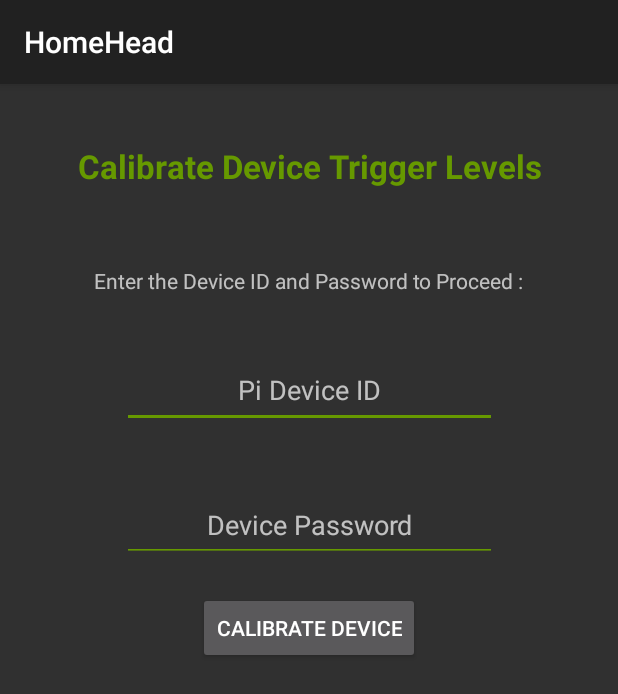
After one commit to paddyburns79/HomeHead_Android_App, an Android app: the CalibrateDeviceNoiseThresholdActivity screen opened directly, with no data from a screen before it, on a phone screen of 412 x 824 dp. The commit adds this screen. Shown: the top 694 px of the screen. Run offline under Robolectric (Android 15) with nearby library versions, the phone set to English and light mode, and no system bars; libraries missing offline, so code that uses them is left out: com.jcraft.jsch.

Commit message:
Use of Custom Dialogs to allow users to input data Change of app theme (Holo) Device Calibration Function with responsive output based on calibration status

```diff
--- a/app/src/main/AndroidManifest.xml
+++ b/app/src/main/AndroidManifest.xml
@@ -12,7 +12,8 @@
         android:roundIcon="@mipmap/homehead_launcher_round"
         android:supportsRtl="true"
         android:theme="@style/Theme.AppCompat">
-       <!-- android:theme="@style/Theme.AppCompat.Light -->
+
+        <!-- android:theme="@style/Theme.AppCompat.Light -->
         <activity android:name=".MainActivity">
             <intent-filter>
                 <action android:name="android.intent.action.MAIN" />
@@ -46,7 +47,8 @@
         <activity android:name=".StopDeviceListeningActivity" />
         <activity android:name=".SystemShutdownActivity" />
         <activity android:name=".DeviceConfigMainMenuActivity" />
-        <activity android:name=".AddEditIPAddressActivity"></activity>
+        <activity android:name=".AddEditIPAddressActivity" />
+        <activity android:name=".CalibrateDeviceNoiseThresholdActivity"></activity>
     </application>
 
 </manifest>
--- /dev/null
+++ b/app/src/main/java/com/paddy/homehead/CalibrateDeviceNoiseThresholdActivity.java
@@ -0,0 +1,167 @@
+package com.paddy.homehead;
+
+import android.content.Context;
+import android.content.SharedPreferences;
+import android.os.AsyncTask;
+import android.support.design.widget.Snackbar;
+import android.support.v7.app.AppCompatActivity;
+import android.os.Bundle;
+import android.util.Log;
+import android.view.View;
+import android.widget.Button;
+import android.widget.EditText;
+
+import com.google.android.gms.common.util.IOUtils;
+import com.jcraft.jsch.Channel;
+import com.jcraft.jsch.ChannelExec;
+import com.jcraft.jsch.JSch;
+import com.jcraft.jsch.JSchException;
+import com.jcraft.jsch.Session;
+
+import java.io.ByteArrayOutputStream;
+import java.io.DataInputStream;
+import java.io.DataOutputStream;
+import java.io.IOException;
+import java.io.InputStream;
+import java.io.PrintStream;
+import java.io.StringWriter;
+import java.util.Properties;
+
+public class CalibrateDeviceNoiseThresholdActivity extends AppCompatActivity {
+
+    // Strings to accept user input data
+    String deviceId, ipAddress, devicePassword;
+    int configCycles = 1;
+
+    // Input values to hold input field data
+    EditText deviceIdInput;
+    EditText devicePasswordInput;
+
+    @Override
+    protected void onCreate(Bundle savedInstanceState) {
+        super.onCreate(savedInstanceState);
+        setContentView(R.layout.activity_calibrate_device_noise_threshold);
+
+        // linking input values to each input field
+        deviceIdInput = (EditText) findViewById(R.id.calibrate_device_deviceID_textbox);
+        devicePasswordInput = (EditText) findViewById(R.id.calibrate_device_device_PW_textbox);
+
+        Button btnStart = findViewById(R.id.button_calibrate_device);
+        btnStart.setOnClickListener(new View.OnClickListener() {
+            //start execution of ssh commands
+            @Override
+            public void onClick(View v){
+                // retrieval of input field data on button click
+                deviceId = deviceIdInput.getText().toString();
+                devicePassword = devicePasswordInput.getText().toString();
+
+                // Accessing SharedPreferences Data (Stored Device RBP IP Address)
+                SharedPreferences ipAddressSharedPref = getSharedPreferences("device_ip_shared_pref", Context.MODE_PRIVATE);
+                ipAddress = ipAddressSharedPref.getString("rbp_ip_address", "");
+
+                final String TAG = "TESTING";
+
+                new AsyncTask<Integer, Void, Void>(){
+                    @Override
+                    protected Void doInBackground(Integer... params) {
+                        try {
+                            executeSSHCommandCalibrateDevice();
+                        } catch (Exception e) {
+                            e.printStackTrace();
+                        }
+                        return null;
+                    }
+                }.execute(1);
+            }
+        });
+    }
+
+    /**
+     * Method to execute a command to calibrate the device audio parameters (listening)
+     */
+    public void executeSSHCommandCalibrateDevice(){
+        String user = deviceId;
+        String password = devicePassword;
+        String host = ipAddress;
+        int port=22;
+        try{
+
+            JSch jsch = new JSch();
+            Session session = jsch.getSession(user, host, port);
+            session.setPassword(password);
+            session.setConfig("StrictHostKeyChecking", "no");
+            session.setTimeout(10000);
+            session.connect();
+            ChannelExec channel = (ChannelExec)session.openChannel("exec");
+            channel.setCommand("cd sopare; python test/test_audio.py");
+            channel.connect();
+            //channel.disconnect();
+
+            // Snackbar output display to indicate calibration status
+            while ((configCycles ==1) && (channel.isClosed()==false)) {
+                Snackbar.make(findViewById(android.R.id.content),
+                        "Processing Request"+channel.getExitStatus()+channel.isClosed(), Snackbar.LENGTH_LONG)
+                        .setAction("Action", null).show();
+           }
+           // failsafe to ensure config cycle only runs once
+            configCycles++;
+            Snackbar.make(findViewById(android.R.id.content),
+                    "Device is calibrated"+channel.getExitStatus()+channel.isClosed(), Snackbar.LENGTH_LONG)
+                    .setAction("Action", null).show();
+        }
+        catch(JSchException e){
+            // Snackbar to indicate connection status (failure) and show the error in the UI
+            Snackbar.make(findViewById(android.R.id.content),
+                    "Error. Please check details entered (incl. Rasperry Pi IP Address stored) or your internet connection",
+                    Snackbar.LENGTH_LONG)
+                    .setDuration(20000).setAction("Action", null).show();
+        }
+    }
+
+
+
+/*
+
+
+
+    public String executeSSHCommandCalibrateDevice() throws Exception {
+        String user = deviceId;
+        String password = devicePassword;
+        String host = ipAddress;
+        int port=22;
+
+        JSch jsch = new JSch();
+        Session session = jsch.getSession(user, host, port);
+        session.setPassword(password);
+
+        // Avoid asking for key confirmation
+        Properties prop = new Properties();
+        prop.put("StrictHostKeyChecking", "no");
+        session.setConfig(prop);
+
+        session.connect();
+
+        // SSH Channel
+        ChannelExec channelssh = (ChannelExec)
+                session.openChannel("exec");
+        ByteArrayOutputStream baos = new ByteArrayOutputStream();
+        channelssh.setOutputStream(baos);
+
+        // Execute command
+        channelssh.setCommand("cd sopare; python test/test_audio.py");
+        channelssh.connect();
+        //channelssh.disconnect();
+
+        // Snackbar to indicate connection status : success
+        */
+/*Snackbar.make(findViewById(android.R.id.content),
+                "Device is calibrated : " +baos.toString(), Snackbar.LENGTH_LONG)
+                .setAction("Action", null).show();*//*
+
+
+        return baos.toString();
+
+    }
+*/
+
+}
--- /dev/null
+++ b/app/src/main/res/layout/activity_calibrate_device_noise_threshold.xml
@@ -0,0 +1,83 @@
+<?xml version="1.0" encoding="utf-8"?>
+<android.support.constraint.ConstraintLayout xmlns:android="http://schemas.android.com/apk/res/android"
+    xmlns:app="http://schemas.android.com/apk/res-auto"
+    xmlns:tools="http://schemas.android.com/tools"
+    android:layout_width="match_parent"
+    android:layout_height="match_parent"
+    tools:context=".CalibrateDeviceNoiseThresholdActivity">
+
+    <TextView
+        android:id="@+id/calibrate_noise_activity_textview"
+        android:layout_width="wrap_content"
+        android:layout_height="wrap_content"
+        android:layout_marginEnd="8dp"
+        android:layout_marginStart="8dp"
+        android:layout_marginTop="40dp"
+        android:text="@string/calibrate_device_noise_trigger_levels"
+        android:textAlignment="center"
+        android:textColor="@android:color/holo_green_dark"
+        android:textSize="22sp"
+        android:textStyle="bold"
+        app:layout_constraintEnd_toEndOf="parent"
+        app:layout_constraintStart_toStartOf="parent"
+        app:layout_constraintTop_toTopOf="parent" />
+
+    <TextView
+        android:id="@+id/start_deviceInfo_label"
+        android:layout_width="wrap_content"
+        android:layout_height="18dp"
+        android:layout_marginEnd="8dp"
+        android:layout_marginStart="8dp"
+        android:layout_marginTop="52dp"
+        android:text="@string/enter_device_info"
+        app:layout_constraintEnd_toEndOf="parent"
+        app:layout_constraintStart_toStartOf="parent"
+        app:layout_constraintTop_toBottomOf="@+id/calibrate_noise_activity_textview" />
+
+    <EditText
+        android:id="@+id/calibrate_device_deviceID_textbox"
+        android:layout_width="250dp"
+        android:layout_height="50dp"
+        android:layout_marginEnd="8dp"
+        android:layout_marginStart="8dp"
+        android:layout_marginTop="40dp"
+        android:backgroundTint="@android:color/holo_green_dark"
+        android:ems="10"
+        android:hint="@string/pi_device_id"
+        android:inputType="textPersonName"
+        android:textAlignment="center"
+        app:layout_constraintEnd_toEndOf="parent"
+        app:layout_constraintStart_toStartOf="parent"
+        app:layout_constraintTop_toBottomOf="@+id/start_deviceInfo_label" />
+
+    <EditText
+        android:id="@+id/calibrate_device_device_PW_textbox"
+        android:layout_width="250dp"
+        android:layout_height="49dp"
+        android:layout_marginEnd="8dp"
+        android:layout_marginStart="8dp"
+        android:layout_marginTop="40dp"
+        android:ems="10"
+        android:backgroundTint="@android:color/holo_green_dark"
+        android:hint="@string/device_password"
+        android:inputType="textPassword"
+        android:textAlignment="center"
+        app:layout_constraintEnd_toEndOf="parent"
+        app:layout_constraintStart_toStartOf="parent"
+        app:layout_constraintTop_toBottomOf="@+id/calibrate_device_deviceID_textbox"
+        tools:layout_editor_absoluteX="72dp" />
+
+    <Button
+        android:id="@+id/button_calibrate_device"
+        android:layout_width="wrap_content"
+        android:layout_height="wrap_content"
+        android:layout_marginEnd="8dp"
+        android:layout_marginStart="8dp"
+        android:layout_marginTop="20dp"
+        android:text="@string/calibrate_device"
+        app:layout_constraintEnd_toEndOf="parent"
+        app:layout_constraintStart_toStartOf="parent"
+        app:layout_constraintTop_toBottomOf="@+id/calibrate_device_device_PW_textbox" />
+
+
+</android.support.constraint.ConstraintLayout>
--- a/app/src/main/res/layout/activity_main.xml
+++ b/app/src/main/res/layout/activity_main.xml
@@ -13,7 +13,6 @@
         android:text="@string/start_device_listening"
         android:textColor="@android:color/holo_green_dark"
         android:textSize="20sp"
-        android:textStyle="bold"
         app:layout_constraintBottom_toBottomOf="parent"
         app:layout_constraintLeft_toLeftOf="parent"
         app:layout_constraintRight_toRightOf="parent"
@@ -41,7 +40,6 @@
         android:layout_marginStart="8dp"
         android:layout_marginTop="28dp"
         android:textSize="20sp"
-        android:textStyle="bold"
         android:text="@string/stop_device_listening"
         app:layout_constraintEnd_toEndOf="parent"
         app:layout_constraintStart_toStartOf="parent"
@@ -68,7 +66,6 @@
         android:layout_marginStart="8dp"
         android:layout_marginTop="28dp"
         android:textSize="20sp"
-        android:textStyle="bold"
         android:text="@string/customise_app_settings"
         app:layout_constraintEnd_toEndOf="parent"
         app:layout_constraintStart_toStartOf="parent"
@@ -96,7 +93,6 @@
         android:layout_marginStart="8dp"
         android:layout_marginTop="28dp"
         android:textSize="20sp"
-        android:textStyle="bold"
         android:text="@string/shutdown_system"
         app:layout_constraintEnd_toEndOf="parent"
         app:layout_constraintStart_toStartOf="parent"
--- a/app/src/main/res/values/strings.xml
+++ b/app/src/main/res/values/strings.xml
@@ -114,4 +114,6 @@
     <string name="current_ip_address_stored">Current IP Address Stored :</string>
     <string name="submit_btn_shutdown">Submit</string>
     <string name="ip_address_tooltip_icon">ip_address_tooltip_icon</string>
+    <string name="calibrate_device_noise_trigger_levels">Calibrate Device Trigger Levels</string>
+    <string name="calibrate_device">Calibrate Device</string>
 </resources>
--- a/build.gradle
+++ b/build.gradle
@@ -7,7 +7,7 @@ buildscript {
         jcenter()
     }
     dependencies {
-        classpath 'com.android.tools.build:gradle:3.1.3'
+        classpath 'com.android.tools.build:gradle:3.1.4'
         classpath 'com.google.gms:google-services:4.0.1'
 
 
```
Also changed, not shown: app/src/main/java/com/paddy/homehead/DeviceConfigMainMenuActivity.java (+11 -0 lines).
